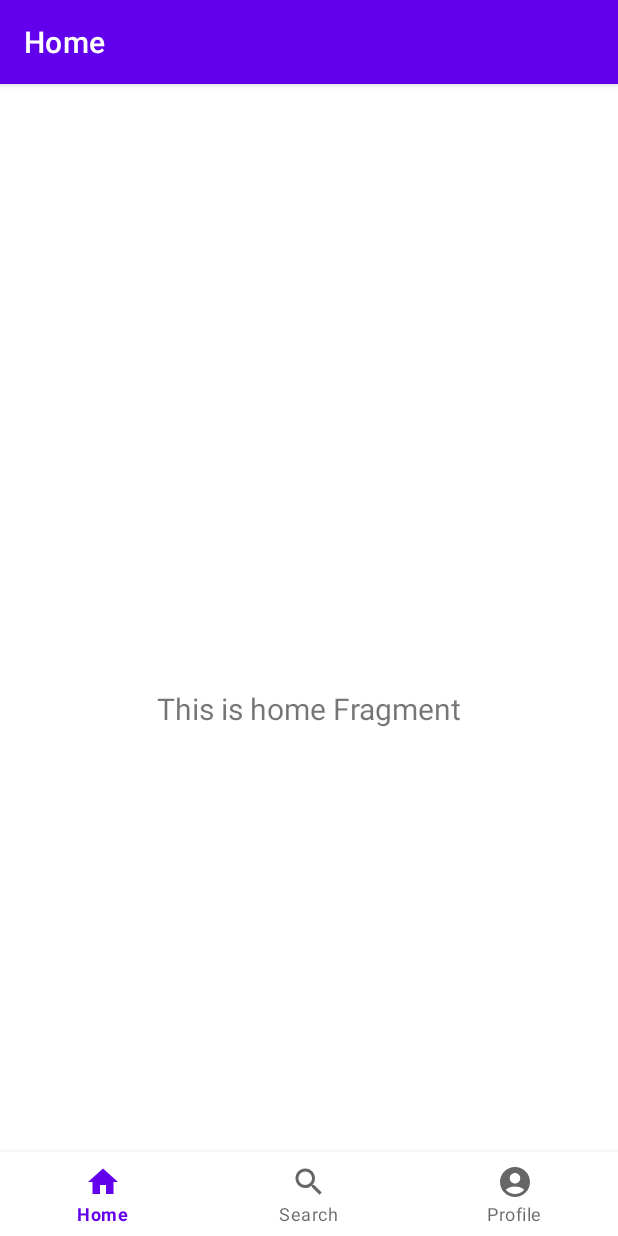
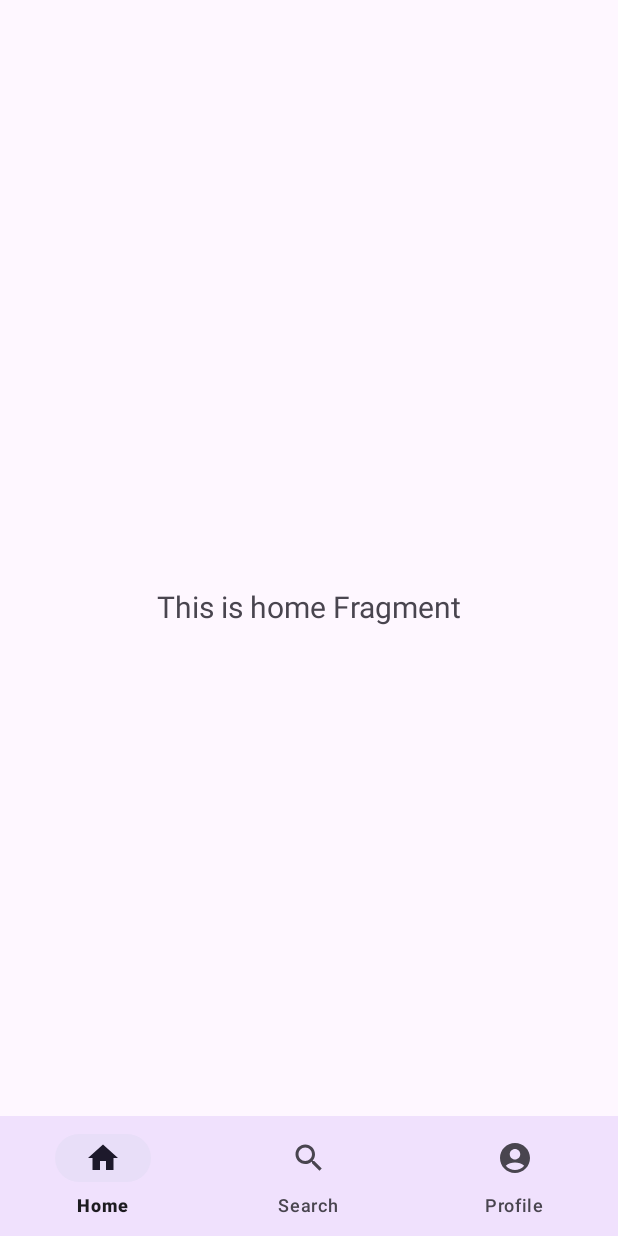
Before and after one commit to dwiaziprasetya/GithubUserApp, an Android app: the screen it shows after launch (MainActivity), on a phone screen of 412 x 824 dp. Run offline under Robolectric (Android 15) with nearby library versions, the phone set to English and light mode, and no system bars; our stand-ins replace navigation-ui.

Commit message:
Mengubah themes ke material 3 dan menambahkan AppBar

```diff
--- a/app/src/main/java/com/example/githubuserapp/MainActivity.kt
+++ b/app/src/main/java/com/example/githubuserapp/MainActivity.kt
@@ -22,14 +22,7 @@ class MainActivity : AppCompatActivity() {
         val navView: BottomNavigationView = binding.navView
 
         val navController = findNavController(R.id.nav_host_fragment_activity_main)
-        // Passing each menu ID as a set of Ids because each
-        // menu should be considered as top level destinations.
-        val appBarConfiguration = AppBarConfiguration(
-            setOf(
-                R.id.navigation_home, R.id.navigation_search, R.id.navigation_profile
-            )
-        )
-        setupActionBarWithNavController(navController, appBarConfiguration)
+
         navView.setupWithNavController(navController)
     }
 }
--- a/app/src/main/res/layout/activity_main.xml
+++ b/app/src/main/res/layout/activity_main.xml
@@ -3,8 +3,21 @@
     xmlns:app="http://schemas.android.com/apk/res-auto"
     android:id="@+id/container"
     android:layout_width="match_parent"
-    android:layout_height="match_parent"
-    android:paddingTop="?attr/actionBarSize">
+    android:layout_height="match_parent">
+
+    <com.google.android.material.appbar.AppBarLayout
+        android:id="@+id/topAppBar"
+        android:layout_width="match_parent"
+        android:layout_height="wrap_content"
+        app:layout_constraintEnd_toEndOf="parent"
+        app:layout_constraintStart_toStartOf="parent"
+        app:layout_constraintTop_toTopOf="parent">
+
+        <com.google.android.material.appbar.MaterialToolbar
+            android:layout_width="match_parent"
+            android:layout_height="?android:attr/actionBarSize" />
+
+    </com.google.android.material.appbar.AppBarLayout>
 
     <com.google.android.material.bottomnavigation.BottomNavigationView
         android:id="@+id/nav_view"
@@ -22,12 +35,12 @@
         android:id="@+id/nav_host_fragment_activity_main"
         android:name="androidx.navigation.fragment.NavHostFragment"
         android:layout_width="match_parent"
-        android:layout_height="match_parent"
+        android:layout_height="0dp"
         app:defaultNavHost="true"
         app:layout_constraintBottom_toTopOf="@id/nav_view"
         app:layout_constraintLeft_toLeftOf="parent"
         app:layout_constraintRight_toRightOf="parent"
-        app:layout_constraintTop_toTopOf="parent"
+        app:layout_constraintTop_toBottomOf="@+id/topAppBar"
         app:navGraph="@navigation/mobile_navigation" />
 
 </androidx.constraintlayout.widget.ConstraintLayout>
--- a/app/src/main/res/values/themes.xml
+++ b/app/src/main/res/values/themes.xml
@@ -1,6 +1,6 @@
 <resources xmlns:tools="http://schemas.android.com/tools">
     <!-- Base application theme. -->
-    <style name="Theme.GithubUserApp" parent="Theme.MaterialComponents.DayNight.DarkActionBar">
+    <style name="Theme.GithubUserApp" parent="Theme.Material3.DayNight.NoActionBar">
         <!-- Primary brand color. -->
         <item name="colorPrimary">@color/purple_500</item>
         <item name="colorPrimaryVariant">@color/purple_700</item>
```
